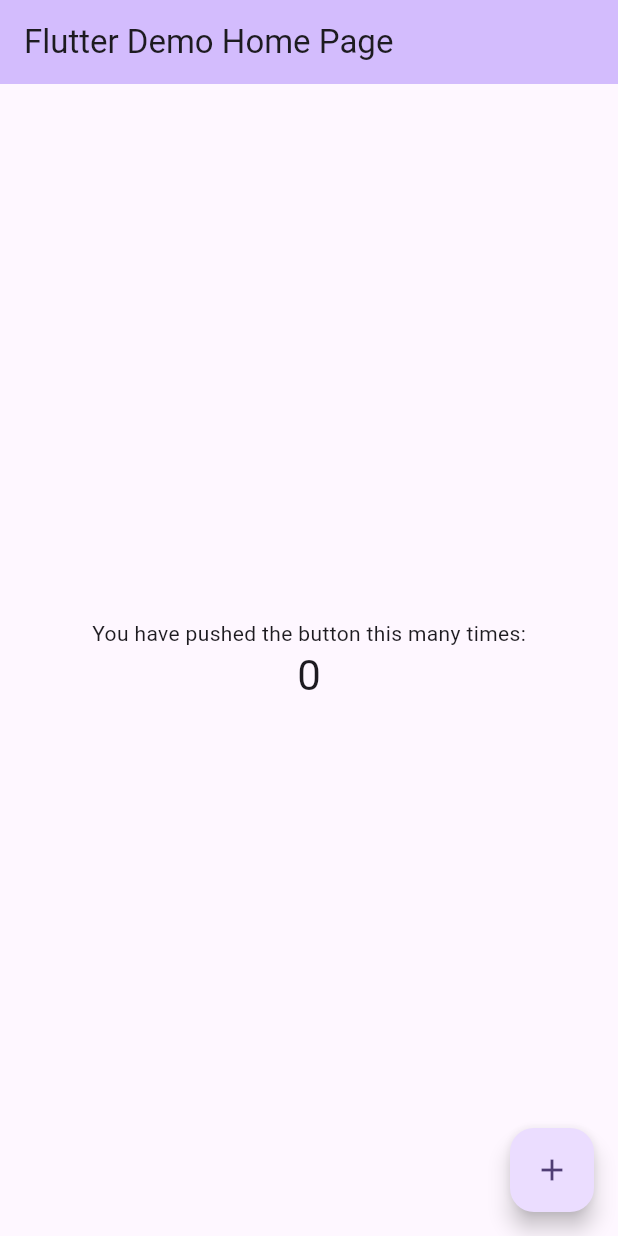
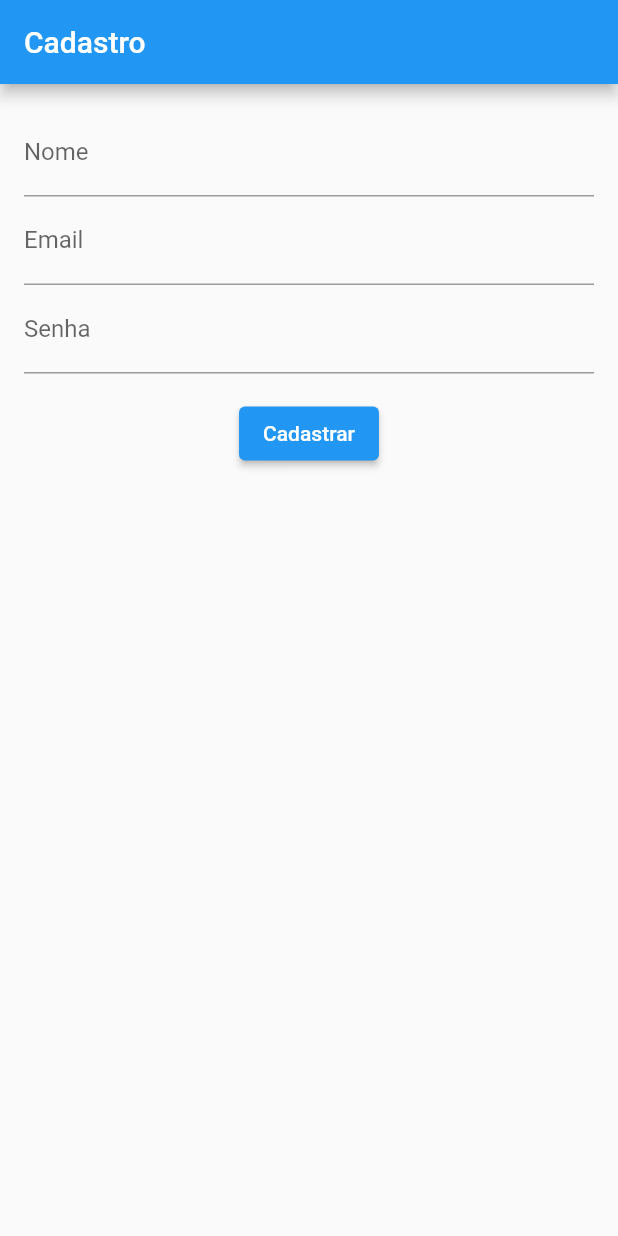
Before and after one commit to khadidjamoraes29/UpConsultMobile, a Flutter app: the screen it shows after launch, on a phone screen of 412 x 824 dp. Run offline on Flutter 3.47's test engine with Material 2 defaults, Android fonts, the phone set to English and light mode, and no system bars.

Commit message:
Update main.dart

```diff
--- a/lib/main.dart
+++ b/lib/main.dart
@@ -1,125 +1,120 @@
 import 'package:flutter/material.dart';
 
 void main() {
-  runApp(const MyApp());
+  runApp(MyApp());
 }
 
 class MyApp extends StatelessWidget {
-  const MyApp({super.key});
-
-  // This widget is the root of your application.
   @override
   Widget build(BuildContext context) {
     return MaterialApp(
-      title: 'Flutter Demo',
+      title: 'Cadastro',
       theme: ThemeData(
-        // This is the theme of your application.
-        //
-        // TRY THIS: Try running your application with "flutter run". You'll see
-        // the application has a blue toolbar. Then, without quitting the app,
-        // try changing the seedColor in the colorScheme below to Colors.green
-        // and then invoke "hot reload" (save your changes or press the "hot
-        // reload" button in a Flutter-supported IDE, or press "r" if you used
-        // the command line to start the app).
-        //
-        // Notice that the counter didn't reset back to zero; the application
-        // state is not lost during the reload. To reset the state, use hot
-        // restart instead.
-        //
-        // This works for code too, not just values: Most code changes can be
-        // tested with just a hot reload.
-        colorScheme: ColorScheme.fromSeed(seedColor: Colors.deepPurple),
-        useMaterial3: true,
+        primarySwatch: Colors.blue,
       ),
-      home: const MyHomePage(title: 'Flutter Demo Home Page'),
+      home: RegistrationPage(),
     );
   }
 }
 
-class MyHomePage extends StatefulWidget {
-  const MyHomePage({super.key, required this.title});
+class RegistrationPage extends StatefulWidget {
+  @override
+  _RegistrationPageState createState() => _RegistrationPageState();
+}
 
-  // This widget is the home page of your application. It is stateful, meaning
-  // that it has a State object (defined below) that contains fields that affect
-  // how it looks.
-
-  // This class is the configuration for the state. It holds the values (in this
-  // case the title) provided by the parent (in this case the App widget) and
-  // used by the build method of the State. Fields in a Widget subclass are
-  // always marked "final".
-
-  final String title;
+class _RegistrationPageState extends State<RegistrationPage> {
+  final _formKey = GlobalKey<FormState>();
+  final _nameController = TextEditingController();
+  final _emailController = TextEditingController();
+  final _passwordController = TextEditingController();
 
   @override
-  State<MyHomePage> createState() => _MyHomePageState();
+  void dispose() {
+    _nameController.dispose();
+    _emailController.dispose();
+    _passwordController.dispose();
+    super.dispose();
   }
 
-class _MyHomePageState extends State<MyHomePage> {
-  int _counter = 0;
+  void _submitForm() {
+    if (_formKey.currentState!.validate()) {
+      // Processar os dados de cadastro
+      String name = _nameController.text;
+      String email = _emailController.text;
+      String password = _passwordController.text;
 
-  void _incrementCounter() {
-    setState(() {
-      // This call to setState tells the Flutter framework that something has
-      // changed in this State, which causes it to rerun the build method below
-      // so that the display can reflect the updated values. If we changed
-      // _counter without calling setState(), then the build method would not be
-      // called again, and so nothing would appear to happen.
-      _counter++;
-    });
+      // Exemplo: exibir os dados no console
+      print('Nome: $name');
+      print('Email: $email');
+      print('Senha: $password');
+
+      // Limpar os campos do formulário
+      _nameController.clear();
+      _emailController.clear();
+      _passwordController.clear();
+    }
   }
 
   @override
   Widget build(BuildContext context) {
-    // This method is rerun every time setState is called, for instance as done
-    // by the _incrementCounter method above.
-    //
-    // The Flutter framework has been optimized to make rerunning build methods
-    // fast, so that you can just rebuild anything that needs updating rather
-    // than having to individually change instances of widgets.
     return Scaffold(
       appBar: AppBar(
-        // TRY THIS: Try changing the color here to a specific color (to
-        // Colors.amber, perhaps?) and trigger a hot reload to see the AppBar
-        // change color while the other colors stay the same.
-        backgroundColor: Theme.of(context).colorScheme.inversePrimary,
-        // Here we take the value from the MyHomePage object that was created by
-        // the App.build method, and use it to set our appbar title.
-        title: Text(widget.title),
+        title: Text('Cadastro'),
       ),
-      body: Center(
-        // Center is a layout widget. It takes a single child and positions it
-        // in the middle of the parent.
+      body: Padding(
+        padding: EdgeInsets.all(16.0),
+        child: Form(
+          key: _formKey,
           child: Column(
-          // Column is also a layout widget. It takes a list of children and
-          // arranges them vertically. By default, it sizes itself to fit its
-          // children horizontally, and tries to be as tall as its parent.
-          //
-          // Column has various properties to control how it sizes itself and
-          // how it positions its children. Here we use mainAxisAlignment to
-          // center the children vertically; the main axis here is the vertical
-          // axis because Columns are vertical (the cross axis would be
-          // horizontal).
-          //
-          // TRY THIS: Invoke "debug painting" (choose the "Toggle Debug Paint"
-          // action in the IDE, or press "p" in the console), to see the
-          // wireframe for each widget.
-          mainAxisAlignment: MainAxisAlignment.center,
             children: <Widget>[
-            const Text(
-              'You have pushed the button this many times:',
+              TextFormField(
+                controller: _nameController,
+                decoration: InputDecoration(
+                  labelText: 'Nome',
                 ),
-            Text(
-              '$_counter',
-              style: Theme.of(context).textTheme.headlineMedium,
+                validator: (value) {
+                  if (value!.isEmpty) {
+                    return 'Por favor, insira seu nome';
+                  }
+                  return null;
+                },
+              ),
+              TextFormField(
+                controller: _emailController,
+                decoration: InputDecoration(
+                  labelText: 'Email',
+                ),
+                validator: (value) {
+                  if (value!.isEmpty) {
+                    return 'Por favor, insira seu email';
+                  }
+                  // Adicione validações adicionais de email, se necessário
+                  return null;
+                },
+              ),
+              TextFormField(
+                controller: _passwordController,
+                decoration: InputDecoration(
+                  labelText: 'Senha',
+                ),
+                obscureText: true,
+                validator: (value) {
+                  if (value!.isEmpty) {
+                    return 'Por favor, insira sua senha';
+                  }
+                  // Adicione validações adicionais de senha, se necessário
+                  return null;
+                },
+              ),
+              SizedBox(height: 16.0),
+              ElevatedButton(
+                onPressed: _submitForm,
+                child: Text('Cadastrar'),
               ),
             ],
           ),
         ),
-      floatingActionButton: FloatingActionButton(
-        onPressed: _incrementCounter,
-        tooltip: 'Increment',
-        child: const Icon(Icons.add),
-      ), // This trailing comma makes auto-formatting nicer for build methods.
+      ),
     );
   }
 }
```
Lines whose indentation alone changed are shown as unchanged.
